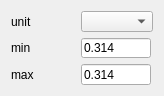
Above: SciDataTool/GUI/WDataRange/WDataRange.ui from Eomys/SciDataTool before the change. Below: the same form after it.
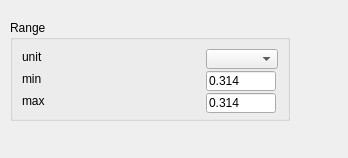
That is the form after the change. Custom widgets are drawn as their Qt base class.

Commit message: [NF] : Making the different part of the UI lined up, adding the handling of the VectorField components and optimizing the use of plot_3D_Data and plot_2D_Data.

The edit to the form file:
```diff
--- a/SciDataTool/GUI/WDataRange/WDataRange.ui
+++ b/SciDataTool/GUI/WDataRange/WDataRange.ui
@@ -6,13 +6,37 @@
    <rect>
     <x>0</x>
     <y>0</y>
-    <width>164</width>
-    <height>96</height>
+    <width>348</width>
+    <height>158</height>
    </rect>
   </property>
   <property name="windowTitle">
    <string/>
   </property>
+  <widget class="QGroupBox" name="g_range">
+   <property name="geometry">
+    <rect>
+     <x>10</x>
+     <y>20</y>
+     <width>280</width>
+     <height>101</height>
+    </rect>
+   </property>
+   <property name="sizePolicy">
+    <sizepolicy hsizetype="Minimum" vsizetype="Expanding">
+     <horstretch>0</horstretch>
+     <verstretch>0</verstretch>
+    </sizepolicy>
+   </property>
+   <property name="minimumSize">
+    <size>
+     <width>0</width>
+     <height>0</height>
+    </size>
+   </property>
+   <property name="title">
+    <string>Range</string>
+   </property>
   <layout class="QGridLayout" name="gridLayout">
    <item row="0" column="0">
     <widget class="QLabel" name="in_unit">
@@ -96,6 +120,7 @@
     </widget>
    </item>
   </layout>
+  </widget>
  </widget>
  <customwidgets>
   <customwidget>
```
Lines whose indentation alone changed are shown as unchanged. The commit also changes 16 other files.
